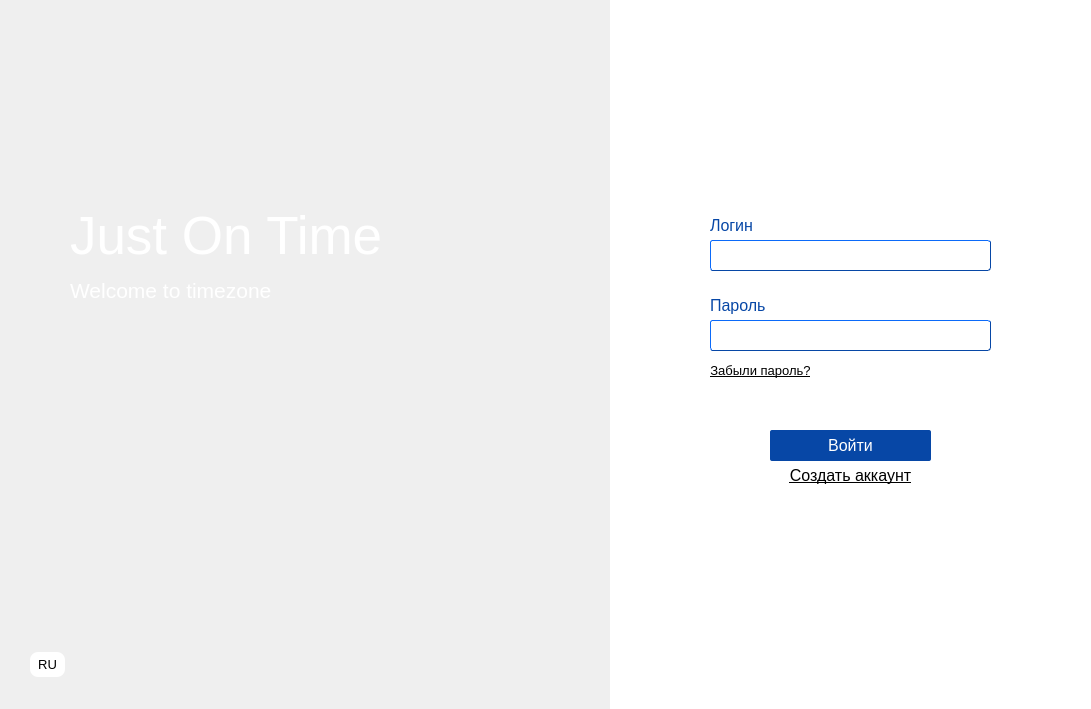
The window that login.ui (playerr0r/JustOnTime-client) describes before a commit, drawn with Qt 5.
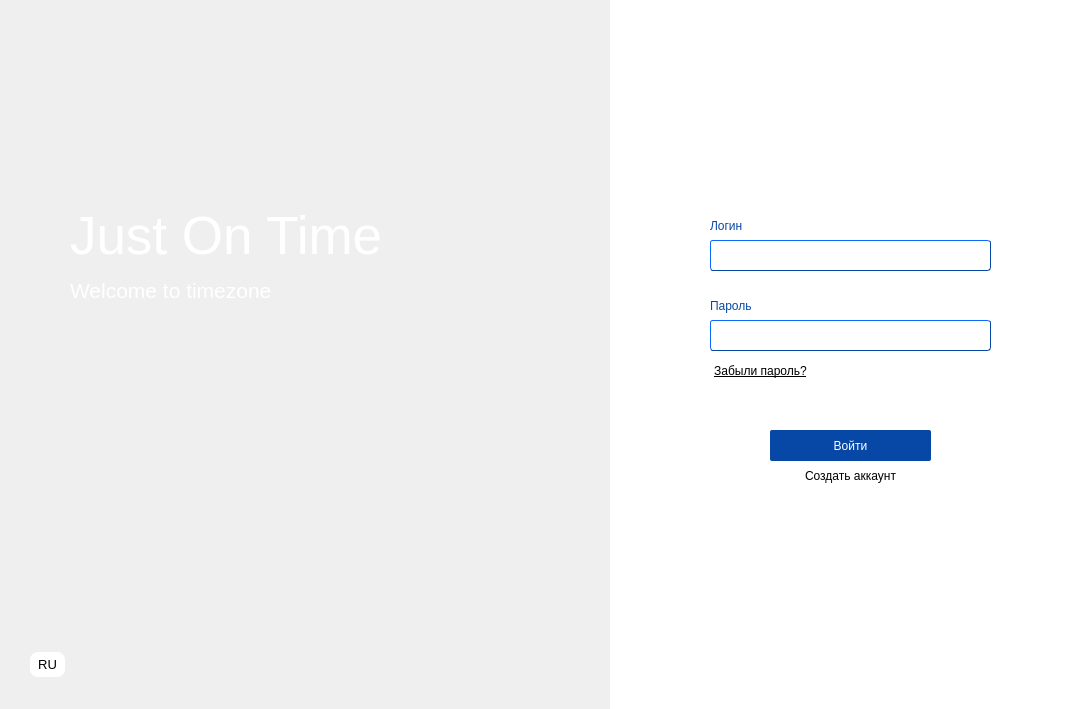
The same window after the commit.

Commit message: feat: font

Diff of the .ui file:
```diff
--- a/login.ui
+++ b/login.ui
@@ -155,11 +155,6 @@
      <height>10000</height>
     </size>
    </property>
-   <property name="font">
-    <font>
-     <family>Tahoma</family>
-    </font>
-   </property>
    <property name="styleSheet">
     <string notr="true">background-color: rgb(255, 255, 255);
 border-radius: 0px;</string>
@@ -198,12 +193,6 @@
       <height>31</height>
      </rect>
     </property>
-    <property name="font">
-     <font>
-      <family>Tahoma</family>
-      <pointsize>12</pointsize>
-     </font>
-    </property>
     <property name="styleSheet">
      <string notr="true">background-color: rgb(255, 255, 255, 0);
 color: rgb(7, 71, 166);</string>
@@ -221,12 +210,6 @@
       <height>31</height>
      </rect>
     </property>
-    <property name="font">
-     <font>
-      <family>Tahoma</family>
-      <pointsize>12</pointsize>
-     </font>
-    </property>
     <property name="styleSheet">
      <string notr="true">background-color: rgb(255, 255, 255, 0);
 color:  rgb(7, 71, 166);</string>
@@ -244,12 +227,6 @@
       <height>31</height>
      </rect>
     </property>
-    <property name="font">
-     <font>
-      <family>Tahoma</family>
-      <pointsize>12</pointsize>
-     </font>
-    </property>
     <property name="styleSheet">
      <string notr="true">background-color:  rgb(7, 71, 166);
 color: rgb(255, 255, 255);
@@ -268,13 +245,6 @@
       <height>31</height>
      </rect>
     </property>
-    <property name="font">
-     <font>
-      <family>Tahoma</family>
-      <pointsize>12</pointsize>
-      <underline>true</underline>
-     </font>
-    </property>
     <property name="styleSheet">
      <string notr="true"/>
     </property>
@@ -321,8 +291,6 @@
     </property>
     <property name="font">
      <font>
-      <family>Tahoma</family>
-      <pointsize>10</pointsize>
       <underline>true</underline>
      </font>
     </property>
```
Left out of the diff: 15 changed lines with no effect on the pictures. The commit also changes 7 other files.
